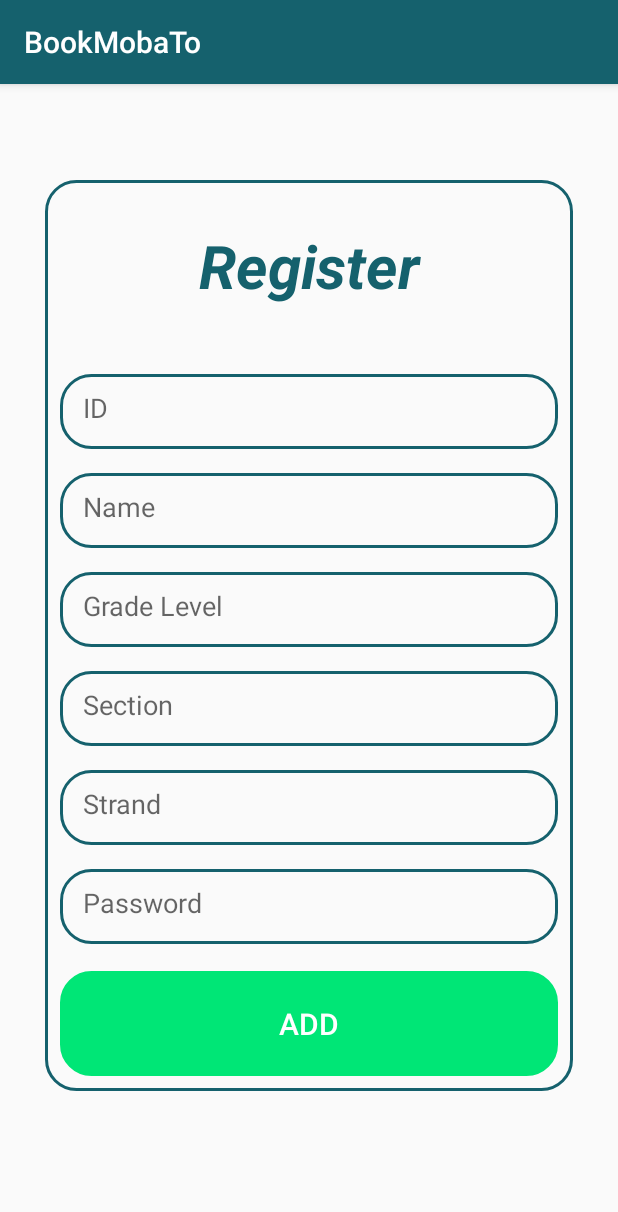
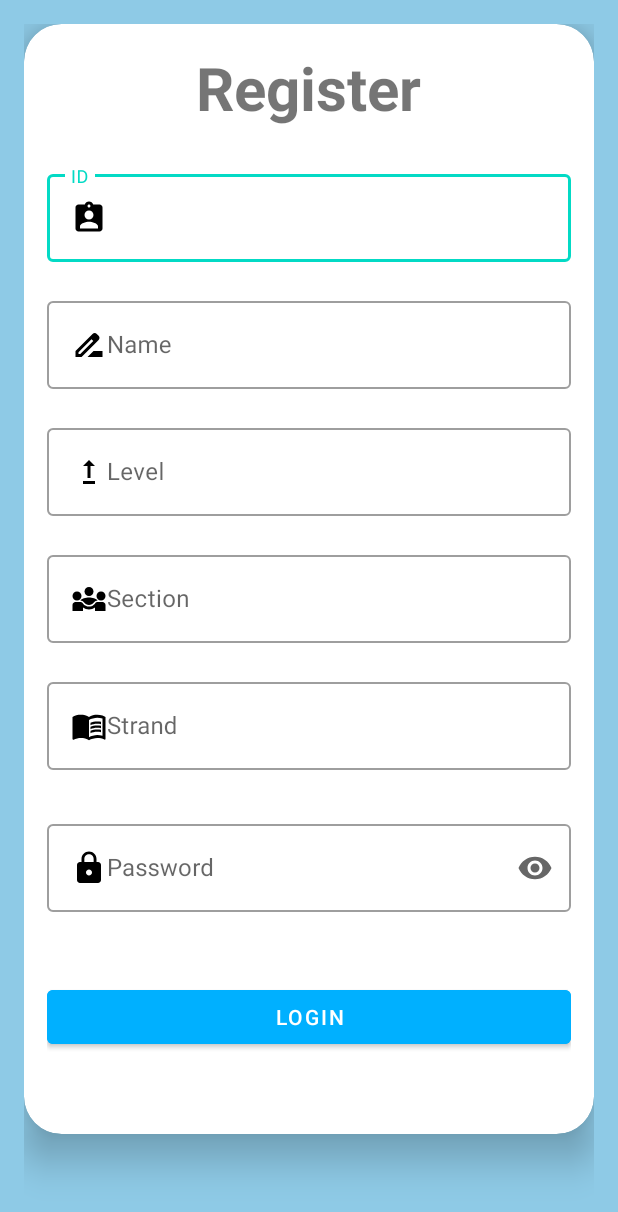
Before and after one commit to KoniCm/Yametee, an Android app: the AddStudentActivity screen opened directly, with no data from a screen before it, on a phone screen of 412 x 824 dp. Shown: the top 1212 px of the screen. Run offline under Robolectric (Android 15) with nearby library versions, the phone set to English and light mode, and no system bars.

Commit message:
This is our project, hope it's work well

```diff
--- a/app/src/main/java/com/praticing/yametee/Student/AddStudentActivity.java
+++ b/app/src/main/java/com/praticing/yametee/Student/AddStudentActivity.java
@@ -4,19 +4,19 @@ import android.content.Intent;
 import android.os.Bundle;
 import android.view.View;
 import android.widget.Button;
-import android.widget.EditText;
 import android.widget.Toast;
 
 import androidx.appcompat.app.AppCompatActivity;
 
-import com.praticing.yametee.MainLogin.StudentLoginActivity;
+import com.google.android.material.textfield.TextInputEditText;
+import com.praticing.yametee.MainLogin.LoginActivity;
 import com.praticing.yametee.R;
 
 import java.util.ArrayList;
 import java.util.List;
 
 public class AddStudentActivity extends AppCompatActivity {
-    EditText id_input, name_input, level_input,section_input,strand_input,pass_input;
+    TextInputEditText id_input, name_input, level_input,section_input,strand_input,pass_input;
     Button addStudent_btn;
     private StudentDatabase stDatabase;
 
@@ -28,6 +28,7 @@ public class AddStudentActivity extends AppCompatActivity {
 
         findID();
         addStudent();
+
     }
 
     private void addStudent() {
@@ -67,7 +68,7 @@ public class AddStudentActivity extends AppCompatActivity {
                     stDatabase.addStudent(id.trim(), name.trim(), Integer.valueOf(level.trim()), section.trim(), strand.trim(), pass.trim());
 
                     //Going to the next activity
-                    Intent intent = new Intent(AddStudentActivity.this, StudentLoginActivity.class);
+                    Intent intent = new Intent(AddStudentActivity.this, LoginActivity.class);
                     startActivity(intent);
                     Toast.makeText(AddStudentActivity.this,"Success! Account Register!",Toast.LENGTH_SHORT).show();
 
@@ -84,8 +85,8 @@ public class AddStudentActivity extends AppCompatActivity {
         level_input = findViewById(R.id.level_input);
         section_input = findViewById(R.id.section_input);
         strand_input = findViewById(R.id.strand_input);
-        addStudent_btn = findViewById(R.id.addStudent_btn);
-        pass_input = findViewById(R.id.pass_input);
+        addStudent_btn = findViewById(R.id.btn_loginStudent);
+        pass_input = findViewById(R.id.input_password);
     }
 
     private boolean isInputEmpty(String... inputs) {
--- /dev/null
+++ b/app/src/main/res/drawable/baseline_assignment_ind_24.xml
@@ -0,0 +1,5 @@
+<vector android:height="24dp" android:tint="#000000"
+    android:viewportHeight="24" android:viewportWidth="24"
+    android:width="24dp" xmlns:android="http://schemas.android.com/apk/res/android">
+    <path android:fillColor="@android:color/white" android:pathData="M19,3h-4.18C14.4,1.84 13.3,1 12,1c-1.3,0 -2.4,0.84 -2.82,2L5,3c-1.1,0 -2,0.9 -2,2v14c0,1.1 0.9,2 2,2h14c1.1,0 2,-0.9 2,-2L21,5c0,-1.1 -0.9,-2 -2,-2zM12,3c0.55,0 1,0.45 1,1s-0.45,1 -1,1 -1,-0.45 -1,-1 0.45,-1 1,-1zM12,7c1.66,0 3,1.34 3,3s-1.34,3 -3,3 -3,-1.34 -3,-3 1.34,-3 3,-3zM18,19L6,19v-1.4c0,-2 4,-3.1 6,-3.1s6,1.1 6,3.1L18,19z"/>
+</vector>
--- /dev/null
+++ b/app/src/main/res/drawable/baseline_confirmation_number_24.xml
@@ -0,0 +1,5 @@
+<vector android:height="24dp" android:tint="#000000"
+    android:viewportHeight="24" android:viewportWidth="24"
+    android:width="24dp" xmlns:android="http://schemas.android.com/apk/res/android">
+    <path android:fillColor="@android:color/white" android:pathData="M22,10V6c0,-1.11 -0.9,-2 -2,-2H4C2.9,4 2.01,4.89 2.01,6v4C3.11,10 4,10.9 4,12s-0.89,2 -2,2v4c0,1.1 0.9,2 2,2h16c1.1,0 2,-0.9 2,-2v-4c-1.1,0 -2,-0.9 -2,-2S20.9,10 22,10zM13,17.5h-2v-2h2V17.5zM13,13h-2v-2h2V13zM13,8.5h-2v-2h2V8.5z"/>
+</vector>
--- /dev/null
+++ b/app/src/main/res/drawable/baseline_diversity_3_24.xml
@@ -0,0 +1,9 @@
+<vector android:height="24dp" android:tint="#000000"
+    android:viewportHeight="24" android:viewportWidth="24"
+    android:width="24dp" xmlns:android="http://schemas.android.com/apk/res/android">
+    <path android:fillColor="@android:color/white" android:pathData="M6.32,13.01c0.96,0.02 1.85,0.5 2.45,1.34C9.5,15.38 10.71,16 12,16c1.29,0 2.5,-0.62 3.23,-1.66c0.6,-0.84 1.49,-1.32 2.45,-1.34C16.96,11.78 14.08,11 12,11C9.93,11 7.04,11.78 6.32,13.01z"/>
+    <path android:fillColor="@android:color/white" android:pathData="M4,13L4,13c1.66,0 3,-1.34 3,-3c0,-1.66 -1.34,-3 -3,-3s-3,1.34 -3,3C1,11.66 2.34,13 4,13z"/>
+    <path android:fillColor="@android:color/white" android:pathData="M20,13L20,13c1.66,0 3,-1.34 3,-3c0,-1.66 -1.34,-3 -3,-3s-3,1.34 -3,3C17,11.66 18.34,13 20,13z"/>
+    <path android:fillColor="@android:color/white" android:pathData="M12,10c1.66,0 3,-1.34 3,-3c0,-1.66 -1.34,-3 -3,-3S9,5.34 9,7C9,8.66 10.34,10 12,10z"/>
+    <path android:fillColor="@android:color/white" android:pathData="M21,14h-3.27c-0.77,0 -1.35,0.45 -1.68,0.92C16.01,14.98 14.69,17 12,17c-1.43,0 -3.03,-0.64 -4.05,-2.08C7.56,14.37 6.95,14 6.27,14H3c-1.1,0 -2,0.9 -2,2v4h7v-2.26c1.15,0.8 2.54,1.26 4,1.26s2.85,-0.46 4,-1.26V20h7v-4C23,14.9 22.1,14 21,14z"/>
+</vector>
--- /dev/null
+++ b/app/src/main/res/drawable/baseline_drive_file_rename_outline_24.xml
@@ -0,0 +1,5 @@
+<vector android:height="24dp" android:tint="#000000"
+    android:viewportHeight="24" android:viewportWidth="24"
+    android:width="24dp" xmlns:android="http://schemas.android.com/apk/res/android">
+    <path android:fillColor="@android:color/white" android:pathData="M18.41,5.8L17.2,4.59c-0.78,-0.78 -2.05,-0.78 -2.83,0l-2.68,2.68L3,15.96V20h4.04l8.74,-8.74 2.63,-2.63c0.79,-0.78 0.79,-2.05 0,-2.83zM6.21,18H5v-1.21l8.66,-8.66 1.21,1.21L6.21,18zM11,20l4,-4h6v4H11z"/>
+</vector>
--- /dev/null
+++ b/app/src/main/res/drawable/baseline_menu_book_24.xml
@@ -0,0 +1,8 @@
+<vector android:autoMirrored="true" android:height="24dp"
+    android:tint="#000000" android:viewportHeight="24"
+    android:viewportWidth="24" android:width="24dp" xmlns:android="http://schemas.android.com/apk/res/android">
+    <path android:fillColor="@android:color/white" android:pathData="M21,5c-1.11,-0.35 -2.33,-0.5 -3.5,-0.5c-1.95,0 -4.05,0.4 -5.5,1.5c-1.45,-1.1 -3.55,-1.5 -5.5,-1.5S2.45,4.9 1,6v14.65c0,0.25 0.25,0.5 0.5,0.5c0.1,0 0.15,-0.05 0.25,-0.05C3.1,20.45 5.05,20 6.5,20c1.95,0 4.05,0.4 5.5,1.5c1.35,-0.85 3.8,-1.5 5.5,-1.5c1.65,0 3.35,0.3 4.75,1.05c0.1,0.05 0.15,0.05 0.25,0.05c0.25,0 0.5,-0.25 0.5,-0.5V6C22.4,5.55 21.75,5.25 21,5zM21,18.5c-1.1,-0.35 -2.3,-0.5 -3.5,-0.5c-1.7,0 -4.15,0.65 -5.5,1.5V8c1.35,-0.85 3.8,-1.5 5.5,-1.5c1.2,0 2.4,0.15 3.5,0.5V18.5z"/>
+    <path android:fillColor="@android:color/white" android:pathData="M17.5,10.5c0.88,0 1.73,0.09 2.5,0.26V9.24C19.21,9.09 18.36,9 17.5,9c-1.7,0 -3.24,0.29 -4.5,0.83v1.66C14.13,10.85 15.7,10.5 17.5,10.5z"/>
+    <path android:fillColor="@android:color/white" android:pathData="M13,12.49v1.66c1.13,-0.64 2.7,-0.99 4.5,-0.99c0.88,0 1.73,0.09 2.5,0.26V11.9c-0.79,-0.15 -1.64,-0.24 -2.5,-0.24C15.8,11.66 14.26,11.96 13,12.49z"/>
+    <path android:fillColor="@android:color/white" android:pathData="M17.5,14.33c-1.7,0 -3.24,0.29 -4.5,0.83v1.66c1.13,-0.64 2.7,-0.99 4.5,-0.99c0.88,0 1.73,0.09 2.5,0.26v-1.52C19.21,14.41 18.36,14.33 17.5,14.33z"/>
+</vector>
--- /dev/null
+++ b/app/src/main/res/drawable/baseline_numbers_24.xml
@@ -0,0 +1,5 @@
+<vector android:height="24dp" android:tint="#000000"
+    android:viewportHeight="24" android:viewportWidth="24"
+    android:width="24dp" xmlns:android="http://schemas.android.com/apk/res/android">
+    <path android:fillColor="@android:color/white" android:pathData="M20.5,10L21,8h-4l1,-4h-2l-1,4h-4l1,-4h-2L9,8H5l-0.5,2h4l-1,4h-4L3,16h4l-1,4h2l1,-4h4l-1,4h2l1,-4h4l0.5,-2h-4l1,-4H20.5zM13.5,14h-4l1,-4h4L13.5,14z"/>
+</vector>
--- /dev/null
+++ b/app/src/main/res/drawable/baseline_upgrade_24.xml
@@ -0,0 +1,5 @@
+<vector android:height="24dp" android:tint="#000000"
+    android:viewportHeight="24" android:viewportWidth="24"
+    android:width="24dp" xmlns:android="http://schemas.android.com/apk/res/android">
+    <path android:fillColor="@android:color/white" android:pathData="M16,18v2H8v-2H16zM11,7.99V16h2V7.99h3L12,4L8,7.99H11z"/>
+</vector>
--- a/app/src/main/res/layout/activity_add_student.xml
+++ b/app/src/main/res/layout/activity_add_student.xml
@@ -1,142 +1,149 @@
 <?xml version="1.0" encoding="utf-8"?>
-<androidx.constraintlayout.widget.ConstraintLayout xmlns:android="http://schemas.android.com/apk/res/android"
-    xmlns:app="http://schemas.android.com/apk/res-auto"
+<LinearLayout xmlns:android="http://schemas.android.com/apk/res/android"
     xmlns:tools="http://schemas.android.com/tools"
     android:layout_width="match_parent"
     android:layout_height="match_parent"
-    tools:context=".Librarian.StudentActivity"
-    android:padding="30sp">
+    xmlns:app="http://schemas.android.com/apk/res-auto"
+    android:orientation="vertical"
+    android:padding="16dp"
+    android:background="#8ecae6"
+    tools:context=".Librarian.StudentActivity">
+
+    <androidx.cardview.widget.CardView
+        android:layout_width="match_parent"
+        android:layout_height="740dp"
+        app:cardCornerRadius="25dp"
+        app:cardElevation="15dp">
 
         <LinearLayout
             android:layout_width="match_parent"
-        android:layout_height="wrap_content"
-        android:layout_gravity="center_horizontal"
-        android:background="@drawable/border"
+            android:layout_height="match_parent"
             android:orientation="vertical"
-        android:padding="10dp"
-        app:layout_constraintBottom_toBottomOf="parent"
-        app:layout_constraintEnd_toEndOf="parent"
-        app:layout_constraintStart_toStartOf="parent"
-        app:layout_constraintTop_toTopOf="parent"
-        app:layout_constraintVertical_bias="0.341">
+            android:padding="15dp">
 
             <TextView
-            android:id="@+id/Display"
+                android:layout_width="wrap_content"
+                android:layout_height="wrap_content"
+                android:text="Register"
+                android:layout_gravity="center"
+                android:textSize="40sp"
+                android:textStyle="bold"/>
+
+
+            <com.google.android.material.textfield.TextInputLayout
+                style="@style/Widget.MaterialComponents.TextInputLayout.OutlinedBox"
                 android:layout_width="match_parent"
                 android:layout_height="wrap_content"
-            android:layout_gravity="center_horizontal"
-            android:layout_marginTop="20dp"
-            android:gravity="center"
-            android:text="Register"
-            android:textColor="#15616d"
-            android:textSize="40sp"
-            android:textStyle="bold|italic" />
+                android:layout_marginTop="25dp"
+                app:endIconMode="clear_text"
+                app:errorEnabled="true">
 
-        <EditText
+                <com.google.android.material.textfield.TextInputEditText
                     android:id="@+id/id_input"
                     android:layout_width="match_parent"
-            android:layout_height="50dp"
-            android:layout_marginTop="45dp"
-            android:background="@drawable/border"
-            android:ems="10"
-            android:gravity="start|center_vertical"
+                    android:layout_height="wrap_content"
+                    android:drawableStart="@drawable/baseline_assignment_ind_24"
                     android:hint="ID"
-            android:inputType="number"
-            android:padding="15dp"
-            app:layout_constraintEnd_toEndOf="parent"
-            app:layout_constraintHorizontal_bias="0.497"
-            app:layout_constraintStart_toStartOf="parent"
-            app:layout_constraintTop_toTopOf="parent" />
+                    android:inputType="number" />
 
-        <EditText
+            </com.google.android.material.textfield.TextInputLayout>
+
+            <com.google.android.material.textfield.TextInputLayout
+                style="@style/Widget.MaterialComponents.TextInputLayout.OutlinedBox"
+                android:layout_width="match_parent"
+                android:layout_height="wrap_content"
+                app:endIconMode="clear_text"
+                app:errorEnabled="true">
+
+                <com.google.android.material.textfield.TextInputEditText
                     android:id="@+id/name_input"
                     android:layout_width="match_parent"
-            android:layout_height="50dp"
-            android:layout_marginTop="16dp"
-            android:background="@drawable/border"
-            android:ems="10"
-            android:gravity="start|center_vertical"
+                    android:layout_height="wrap_content"
+                    android:drawableStart="@drawable/baseline_drive_file_rename_outline_24"
                     android:hint="Name"
-            android:inputType="textPersonName"
-            android:padding="15dp"
-            app:layout_constraintEnd_toEndOf="parent"
-            app:layout_constraintStart_toStartOf="parent"
-            app:layout_constraintTop_toBottomOf="@+id/title_input" />
+                    android:inputType="text" />
 
-        <EditText
+            </com.google.android.material.textfield.TextInputLayout>
+
+            <com.google.android.material.textfield.TextInputLayout
+                style="@style/Widget.MaterialComponents.TextInputLayout.OutlinedBox"
+                android:layout_width="match_parent"
+                android:layout_height="wrap_content"
+                app:endIconMode="clear_text"
+                app:errorEnabled="true">
+
+                <com.google.android.material.textfield.TextInputEditText
                     android:id="@+id/level_input"
                     android:layout_width="match_parent"
-            android:layout_height="50dp"
-            android:layout_marginTop="16dp"
-            android:background="@drawable/border"
-            android:ems="10"
-            android:gravity="start|center_vertical"
-            android:hint="Grade Level"
-            android:inputType="number"
-            android:padding="15dp"
-            app:layout_constraintEnd_toEndOf="parent"
-            app:layout_constraintStart_toStartOf="parent"
-            app:layout_constraintTop_toBottomOf="@+id/author_input" />
+                    android:layout_height="wrap_content"
+                    android:drawableStart="@drawable/baseline_upgrade_24"
+                    android:hint="Level"
+                    android:inputType="text" />
 
-        <EditText
+            </com.google.android.material.textfield.TextInputLayout>
+
+            <com.google.android.material.textfield.TextInputLayout
+                style="@style/Widget.MaterialComponents.TextInputLayout.OutlinedBox"
+                android:layout_width="match_parent"
+                android:layout_height="wrap_content"
+                app:endIconMode="clear_text"
+                app:errorEnabled="true">
+
+                <com.google.android.material.textfield.TextInputEditText
                     android:id="@+id/section_input"
                     android:layout_width="match_parent"
-            android:layout_height="50dp"
-            android:layout_marginTop="16dp"
-            android:background="@drawable/border"
-            android:ems="10"
-            android:gravity="start|center_vertical"
+                    android:layout_height="wrap_content"
+                    android:drawableStart="@drawable/baseline_diversity_3_24"
                     android:hint="Section"
-            android:inputType="textPersonName"
-            android:padding="15dp"
-            app:layout_constraintEnd_toEndOf="parent"
-            app:layout_constraintStart_toStartOf="parent"
-            app:layout_constraintTop_toBottomOf="@+id/genre_input" />
+                    android:inputType="text" />
 
-        <EditText
+            </com.google.android.material.textfield.TextInputLayout>
+
+            <com.google.android.material.textfield.TextInputLayout
+                style="@style/Widget.MaterialComponents.TextInputLayout.OutlinedBox"
+                android:layout_width="match_parent"
+                android:layout_height="wrap_content"
+                app:endIconMode="clear_text"
+                app:errorEnabled="true">
+
+                <com.google.android.material.textfield.TextInputEditText
                     android:id="@+id/strand_input"
                     android:layout_width="match_parent"
-            android:layout_height="50dp"
-            android:layout_marginTop="16dp"
-            android:background="@drawable/border"
-            android:ems="10"
-            android:gravity="start|center_vertical"
+                    android:layout_height="wrap_content"
+                    android:drawableStart="@drawable/baseline_menu_book_24"
                     android:hint="Strand"
-            android:inputType="textPersonName"
-            android:padding="15dp"
-            app:layout_constraintEnd_toEndOf="parent"
-            app:layout_constraintStart_toStartOf="parent"
-            app:layout_constraintTop_toBottomOf="@+id/publish_input" />
+                    android:inputType="text" />
 
-        <EditText
-            android:id="@+id/pass_input"
+            </com.google.android.material.textfield.TextInputLayout>
+
+            <com.google.android.material.textfield.TextInputLayout
+                style="@style/Widget.MaterialComponents.TextInputLayout.OutlinedBox"
+                android:layout_marginTop="10dp"
                 android:layout_width="match_parent"
-            android:layout_height="50dp"
-            android:layout_marginTop="16dp"
-            android:background="@drawable/border"
-            android:ems="10"
-            android:gravity="start|center_vertical"
+                android:layout_height="wrap_content"
+                app:errorEnabled="true"
+                app:endIconMode="password_toggle">
+
+                <com.google.android.material.textfield.TextInputEditText
+                    android:id="@+id/input_password"
+                    android:layout_width="match_parent"
+                    android:layout_height="wrap_content"
+                    android:drawableStart="@drawable/baseline_lock_24"
                     android:hint="Password"
-            android:inputType="textPersonName"
-            android:padding="15dp"
-            app:layout_constraintEnd_toEndOf="parent"
-            app:layout_constraintStart_toStartOf="parent"
-            app:layout_constraintTop_toBottomOf="@+id/publish_input" />
+                    android:inputType="textPassword" />
+
+            </com.google.android.material.textfield.TextInputLayout>
 
             <Button
-            android:id="@+id/addStudent_btn"
+                android:layout_marginTop="25dp"
+                android:backgroundTint="#00B0FF"
+                android:id="@+id/btn_loginStudent"
                 android:layout_width="match_parent"
-            android:layout_height="70dp"
-            android:layout_marginTop="18dp"
-            android:background="@drawable/border"
-            android:backgroundTint="#00E676"
-            android:text="ADD"
-            android:textColor="@color/white"
-            android:textSize="20sp"
-            app:layout_constraintEnd_toEndOf="parent"
-            app:layout_constraintStart_toStartOf="parent"
-            app:layout_constraintTop_toBottomOf="@+id/pages_input" />
+                android:layout_height="wrap_content"
+                android:text="Login"/>
 
         </LinearLayout>
 
-</androidx.constraintlayout.widget.ConstraintLayout>
+    </androidx.cardview.widget.CardView>
+
+</LinearLayout>
```
Also changed, not shown: app/src/main/AndroidManifest.xml (+3 -9 lines), app/src/main/java/com/praticing/yametee/Dashboard/DashboardLibrarian.java (+9 -7 lines), app/src/main/java/com/praticing/yametee/Dashboard/DashboardStudent.java (+9 -7 lines), app/src/main/java/com/praticing/yametee/MainLogin/LibrarianLoginActivity.java (deleted, +0 -72 lines), app/src/main/java/com/praticing/yametee/MainLogin/LoginActivity.java (renamed from app/src/main/java/com/praticing/yametee/MainLogin/StudentLoginActivity.java, +21 -10 lines), app/src/main/java/com/praticing/yametee/MainLogin/LoginSystem.java (deleted, +0 -62 lines), app/src/main/java/com/praticing/yametee/SplashActivity/Splash.java (+5 -3 lines), app/src/main/res/layout/activity_librarian_login.xml (deleted, +0 -91 lines), app/src/main/res/layout/activity_main_login.xml (renamed from app/src/main/res/layout/activity_student_login.xml, +6 -7 lines). Lines whose indentation alone changed are shown as unchanged.
